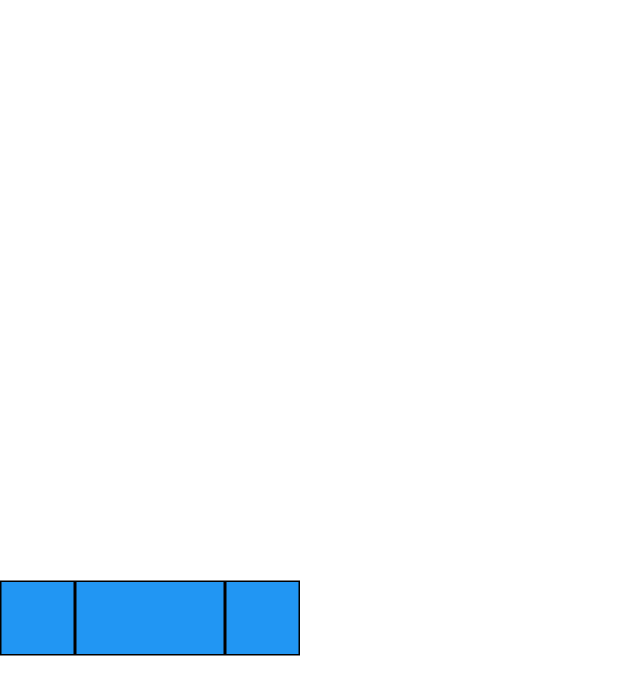
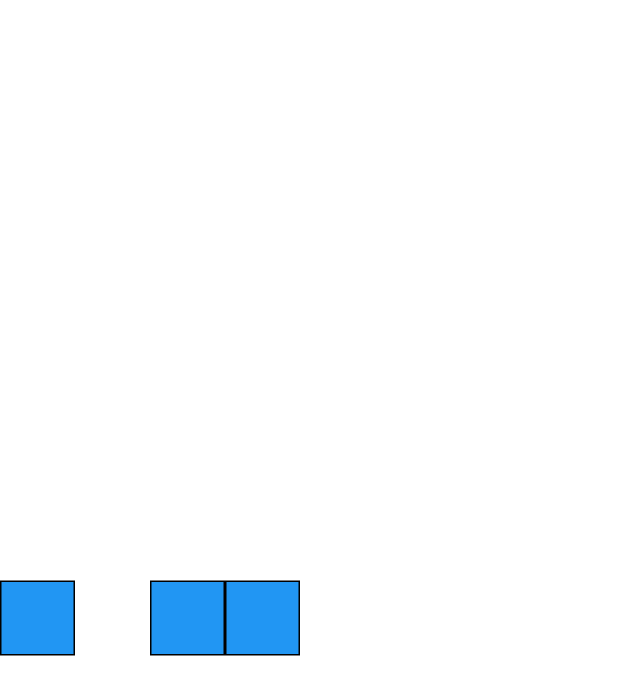
Before and after one commit to euivanw/flutter_codelabs_lab4, a Flutter app: the screen it shows after launch, on a phone screen of 412 x 824 dp. Shown: the top 695 px of the screen. Run offline on Flutter 3.47's test engine with Material 2 defaults, Android fonts, the phone set to English and light mode, and no system bars.

Commit message:
Lab4: Criando um espaço

```diff
--- /dev/null
+++ b/lib/exemplo_criando_um_espaco.dart
@@ -0,0 +1,29 @@
+import 'package:flutter/material.dart';
+
+class CriandoEspacoExemplo extends StatelessWidget {
+  @override
+  Widget build(BuildContext context) {
+    return Row(
+      children: [
+        BlueBox(),
+        SizedBox(width: 50),
+        BlueBox(),
+        BlueBox(),
+      ],
+    );
+  }
+}
+
+class BlueBox extends StatelessWidget {
+  @override
+  Widget build(BuildContext context) {
+    return Container(
+      width: 50,
+      height: 50,
+      decoration: BoxDecoration(
+        color: Colors.blue,
+        border: Border.all(),
+      ),
+    );
+  }
+}
--- a/lib/main.dart
+++ b/lib/main.dart
@@ -1,6 +1,6 @@
 import 'package:flutter/material.dart';
 
-import 'exemplo_redimensionando_um_widget.dart';
+import 'exemplo_criando_um_espaco.dart';
 
 void main() => runApp(MeuApp());
 
@@ -13,7 +13,7 @@ class MeuApp extends StatelessWidget {
         primarySwatch: Colors.blue,
         visualDensity: VisualDensity.adaptivePlatformDensity,
       ),
-      home: RedimensionandoWidgetExemplo(),
+      home: CriandoEspacoExemplo(),
     );
   }
 }
```
